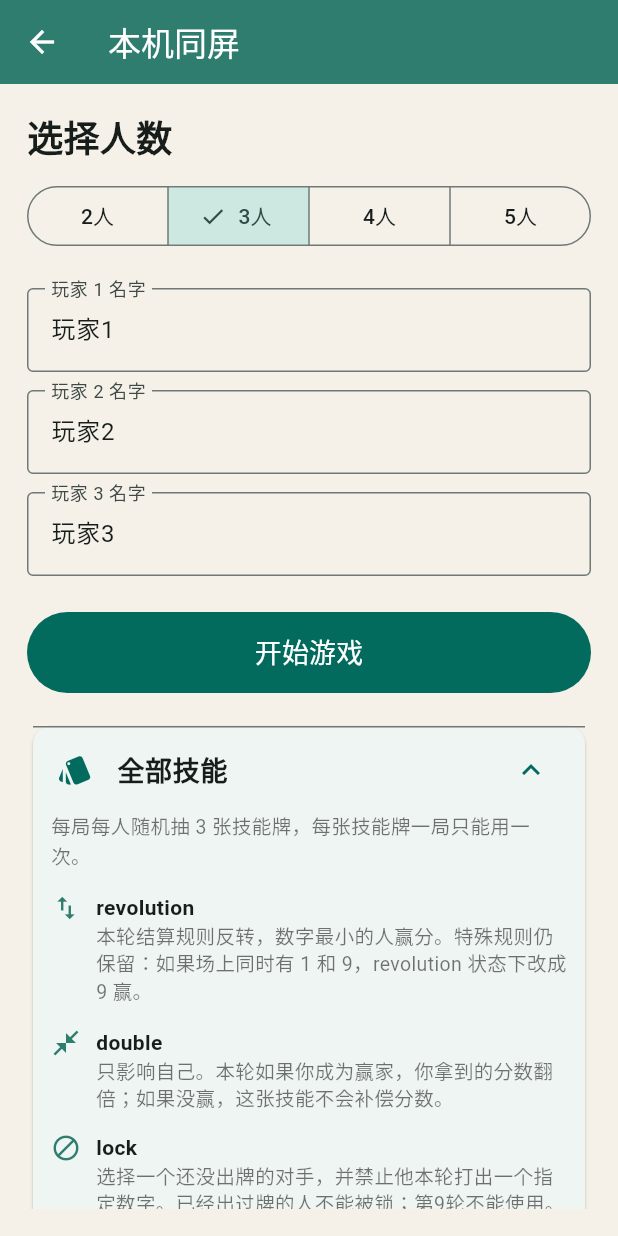
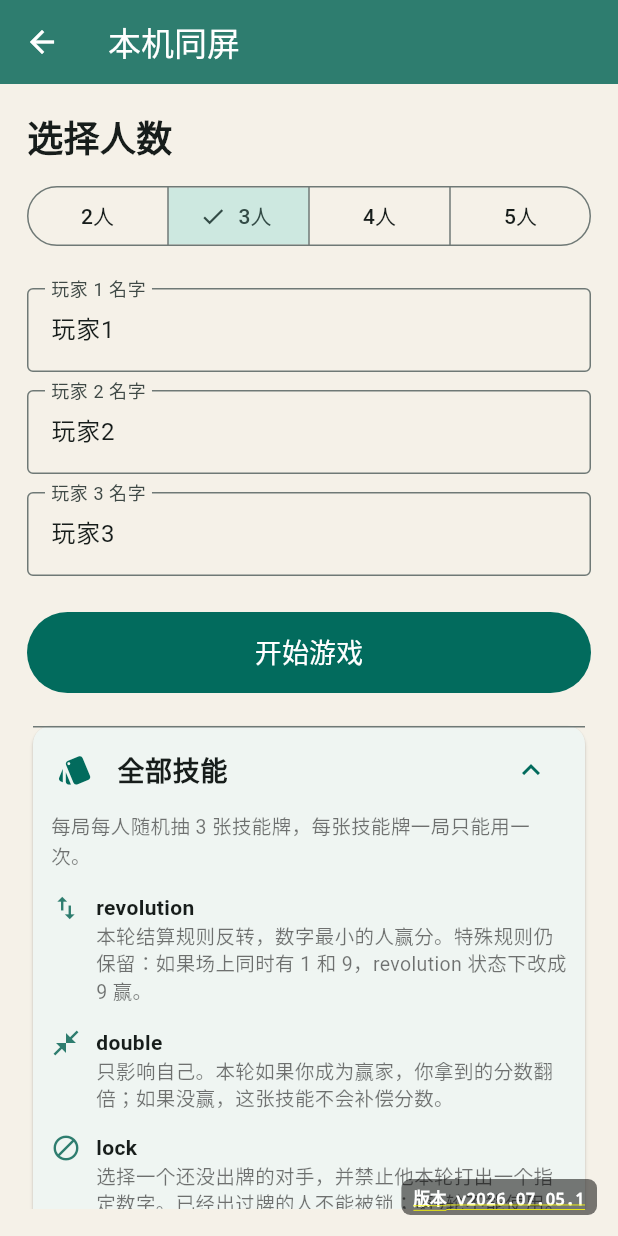
Before and after one commit to wzy884736285/jiupaiduofen, a Flutter app: the screen it shows after launch, after a tap on "本机同屏游戏", on a phone screen of 412 x 824 dp. Run offline on Flutter 3.47's test engine with Material 3 defaults, Android fonts, the phone set to English and light mode, and no system bars; our stand-ins replace supabase_flutter; accounts and stored records are empty.

Commit message:
Show app version in multiplayer

```diff
--- a/lib/main.dart
+++ b/lib/main.dart
@@ -14,6 +14,7 @@ const supabaseKey = String.fromEnvironment(
   defaultValue: defaultSupabaseKey,
 );
 const hasSupabaseConfig = supabaseUrl != '' && supabaseKey != '';
+const currentAppVersion = 'v2026.07.05.1';
 
 const skillDeck = [
   'revolution',
@@ -79,7 +80,7 @@ const skillDefinitions = {
   'tax': SkillDefinition(
     id: 'tax',
     name: 'tax',
-    description: '从赢家拿 2 分',
+    description: '从赢家拿分',
     detail:
         '本轮结算后，如果别人赢了，你从每个赢家那里拿分；2人局每个赢家拿5分，3人局拿2分，4-5人局拿1分。如果你自己就是赢家，不会从自己身上拿分。',
     icon: Icons.account_balance,
@@ -225,7 +226,50 @@ class NumberBattleApp extends StatelessWidget {
         colorScheme: ColorScheme.fromSeed(seedColor: const Color(0xFF2E7D6F)),
         useMaterial3: true,
       ),
+      builder: (context, child) =>
+          VersionBadgeOverlay(child: child ?? const SizedBox.shrink()),
       home: HomePage(onlineEnabled: onlineEnabled),
+    );
+  }
+}
+
+class VersionBadgeOverlay extends StatelessWidget {
+  const VersionBadgeOverlay({super.key, required this.child});
+
+  final Widget child;
+
+  @override
+  Widget build(BuildContext context) {
+    return Stack(
+      children: [
+        child,
+        Positioned(
+          right: 8,
+          bottom: 8,
+          child: SafeArea(
+            minimum: const EdgeInsets.all(6),
+            child: IgnorePointer(
+              child: DecoratedBox(
+                decoration: BoxDecoration(
+                  color: Colors.black.withValues(alpha: 0.52),
+                  borderRadius: BorderRadius.circular(6),
+                ),
+                child: const Padding(
+                  padding: EdgeInsets.symmetric(horizontal: 8, vertical: 4),
+                  child: Text(
+                    '版本 $currentAppVersion',
+                    style: TextStyle(
+                      color: Colors.white,
+                      fontSize: 11,
+                      fontWeight: FontWeight.w600,
+                    ),
+                  ),
+                ),
+              ),
+            ),
+          ),
+        ),
+      ],
     );
   }
 }
@@ -1912,6 +1956,7 @@ class OnlinePlayer {
   OnlinePlayer({
     required this.id,
     required this.name,
+    this.appVersion = currentAppVersion,
     this.score = 0,
     List<String>? skillHand,
     Set<String>? usedSkills,
@@ -1940,6 +1985,7 @@ class OnlinePlayer {
 
   final String id;
   final String name;
+  String appVersion;
   double score;
   List<String> skillHand;
   Set<String> usedSkills;
@@ -2000,6 +2046,7 @@ class OnlinePlayer {
   Map<String, dynamic> toJson() => {
     'id': id,
     'name': name,
+    'appVersion': appVersion,
     'score': score,
     'skillHand': skillHand,
     'usedSkills': usedSkills.toList(),
@@ -2028,6 +2075,7 @@ class OnlinePlayer {
     return OnlinePlayer(
       id: json['id'] as String,
       name: json['name'] as String,
+      appVersion: (json['appVersion'] as String?) ?? '旧版本',
       score: (json['score'] as num).toDouble(),
       skillHand: List<String>.from((json['skillHand'] as List?) ?? const []),
       usedSkills: List<String>.from(
@@ -2476,7 +2524,11 @@ class _OnlineGamePageState extends State<OnlineGamePage> {
               );
               broadcastState();
             } else {
-              send('join', {'id': playerId, 'name': widget.playerName});
+              send('join', {
+                'id': playerId,
+                'name': widget.playerName,
+                'appVersion': currentAppVersion,
+              });
               send('state_request', {'id': playerId});
             }
           }
@@ -2494,13 +2546,19 @@ class _OnlineGamePageState extends State<OnlineGamePage> {
 
     final id = payload['id'] as String?;
     final name = payload['name'] as String?;
+    final appVersion = payload['appVersion'] as String? ?? '旧版本';
     if (id == null || name == null) return;
     if (room!.players.any((player) => player.id == id)) return;
     if (room!.players.length >= room!.playerCount) return;
 
     setState(() {
       room!.players.add(
-        OnlinePlayer(id: id, name: name, skillHand: drawSkillHand(Random())),
+        OnlinePlayer(
+          id: id,
+          name: name,
+          appVersion: appVersion,
+          skillHand: drawSkillHand(Random()),
+        ),
       );
     });
     broadcastState();
@@ -3571,6 +3629,17 @@ class _OnlineGamePageState extends State<OnlineGamePage> {
     );
   }
 
+  bool get hasVersionMismatch =>
+      room?.players.any((player) => player.appVersion != currentAppVersion) ??
+      false;
+
+  String onlinePlayerVersionText(OnlinePlayer player) {
+    if (player.appVersion == currentAppVersion) {
+      return '版本 ${player.appVersion}';
+    }
+    return '版本 ${player.appVersion}，和你当前版本不同';
+  }
+
   Widget buildOnlineLobby() {
     return ListView(
       children: [
@@ -3580,6 +3649,21 @@ class _OnlineGamePageState extends State<OnlineGamePage> {
         ),
         const SizedBox(height: 8),
         Text('连接状态：$connectionStatus'),
+        if (hasVersionMismatch) ...[
+          const SizedBox(height: 8),
+          const ListTile(
+            contentPadding: EdgeInsets.zero,
+            leading: Icon(Icons.warning_amber, color: Color(0xFFC26400)),
+            title: Text(
+              '有人版本不同',
+              style: TextStyle(
+                color: Color(0xFFC26400),
+                fontWeight: FontWeight.bold,
+              ),
+            ),
+            subtitle: Text('建议所有人刷新网页后重新进入房间，再开始游戏。'),
+          ),
+        ],
         const SizedBox(height: 18),
         Text(
           '玩家 ${room!.players.length} / ${room!.playerCount}',
@@ -3592,6 +3676,17 @@ class _OnlineGamePageState extends State<OnlineGamePage> {
               player.id == playerId ? Icons.person_pin : Icons.person,
             ),
             title: Text(player.name),
+            subtitle: Text(
+              onlinePlayerVersionText(player),
+              style: TextStyle(
+                color: player.appVersion == currentAppVersion
+                    ? const Color(0xFF5E5A52)
+                    : const Color(0xFFC26400),
+                fontWeight: player.appVersion == currentAppVersion
+                    ? FontWeight.normal
+                    : FontWeight.w700,
+              ),
+            ),
           ),
         const SizedBox(height: 18),
         if (isHost)
```
Also changed, not shown: docs/assets/fonts/MaterialIcons-Regular.otf, 2 other files.
